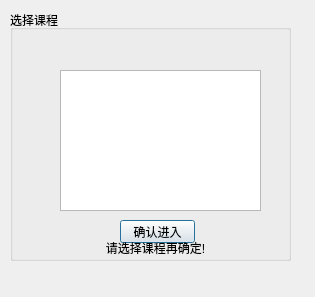
First picture: the form in demo/choosecoursedialog.ui, repository SITP-face-recognize/QTclient, before the edit.
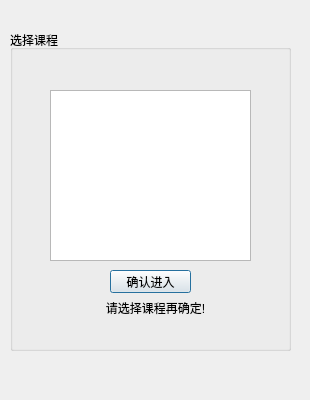
Second picture: the form after the edit.

```diff
--- a/demo/choosecoursedialog.ui
+++ b/demo/choosecoursedialog.ui
@@ -6,8 +6,8 @@
    <rect>
     <x>0</x>
     <y>0</y>
-    <width>315</width>
-    <height>297</height>
+    <width>310</width>
+    <height>400</height>
    </rect>
   </property>
   <property name="windowTitle">
@@ -17,9 +17,9 @@
    <property name="geometry">
     <rect>
      <x>10</x>
-     <y>10</y>
+     <y>30</y>
      <width>281</width>
-     <height>251</height>
+     <height>321</height>
     </rect>
    </property>
    <property name="title">
@@ -28,8 +28,8 @@
    <widget class="QLabel" name="lb_id_pro">
     <property name="geometry">
      <rect>
-      <x>120</x>
-      <y>10</y>
+      <x>80</x>
+      <y>30</y>
       <width>61</width>
       <height>16</height>
      </rect>
@@ -40,11 +40,14 @@
     <property name="textFormat">
      <enum>Qt::AutoText</enum>
     </property>
+    <property name="alignment">
+     <set>Qt::AlignCenter</set>
+    </property>
    </widget>
    <widget class="QLabel" name="lb_name_pro">
     <property name="geometry">
      <rect>
-      <x>120</x>
+      <x>150</x>
       <y>30</y>
       <width>61</width>
       <height>20</height>
@@ -56,13 +59,16 @@
     <property name="textFormat">
      <enum>Qt::AutoText</enum>
     </property>
+    <property name="alignment">
+     <set>Qt::AlignCenter</set>
+    </property>
    </widget>
    <widget class="QPushButton" name="btn_test">
     <property name="geometry">
      <rect>
-      <x>110</x>
-      <y>210</y>
-      <width>75</width>
+      <x>100</x>
+      <y>240</y>
+      <width>81</width>
       <height>23</height>
      </rect>
     </property>
@@ -73,10 +79,10 @@
    <widget class="QTableView" name="tableView">
     <property name="geometry">
      <rect>
-      <x>50</x>
+      <x>40</x>
       <y>60</y>
       <width>201</width>
-      <height>141</height>
+      <height>171</height>
      </rect>
     </property>
    </widget>
@@ -84,7 +90,7 @@
     <property name="geometry">
      <rect>
       <x>90</x>
-      <y>230</y>
+      <y>270</y>
       <width>111</width>
       <height>16</height>
      </rect>
```
Left out of the diff: 2 changed lines with no effect on the pictures.
